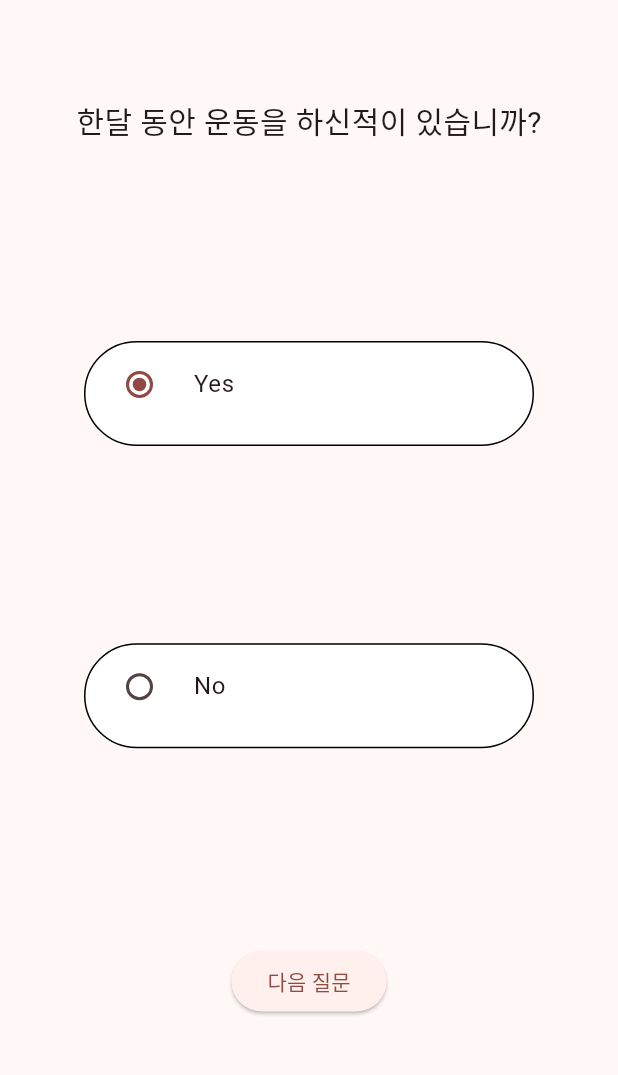
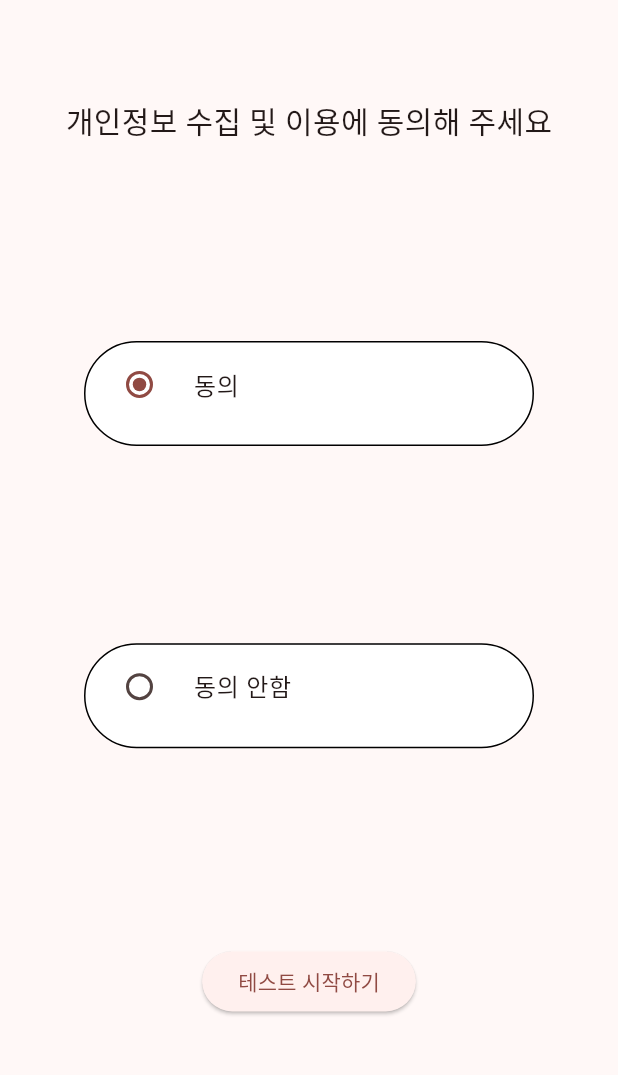
Before and after one commit to likewoody/DJ-App, a Flutter app: the screen it shows after launch, after a tap on "테스트 하러 가기", on a phone screen of 412 x 824 dp, the part 120-1195 px from its top. Run offline on Flutter 3.47's test engine with Material 3 defaults, Android fonts, the phone set to English and light mode, and no system bars; our stand-ins replace cloud_firestore, firebase_core, firebase_storage, get, get_storage, google_maps_flutter and 3 more; accounts and stored records are empty; statements that could not run were skipped.

Commit message:
2024-04-21 진단테스트 페이지 70 프로 완료

```diff
--- /dev/null
+++ b/dj_app/lib/view/daignosis_page/diagnosis_test_consent_page.dart
@@ -0,0 +1,75 @@
+import 'package:dj_app/component/appbar.dart';
+import 'package:dj_app/view/daignosis_page/diagnosis_test_fruitpage.dart';
+import 'package:dj_app/vm/vm_diagnosis.dart';
+import 'package:flutter/material.dart';
+import 'package:get/get.dart';
+import 'package:get_storage/get_storage.dart';
+import 'package:provider/provider.dart';
+
+class DiagnosisConsentPage extends StatelessWidget {
+  final box = GetStorage();
+  DiagnosisConsentPage({super.key});
+  @override
+  Widget build(BuildContext context) {
+    return Scaffold(
+      appBar: AppBarComponent(),
+      body: ChangeNotifierProvider(
+          create: (context) => VMDiagnosisTest(),
+          builder: (context, child) {
+            final vmSelectedValue = Provider.of<VMDiagnosisTest>(context);
+            return Center(
+            child: Column(
+              mainAxisAlignment: MainAxisAlignment.spaceAround,
+              children: [
+                const Text(
+                  '개인정보 수집 및 이용에 동의해 주세요',
+                  style: TextStyle(fontSize: 20),
+                ),
+                Container(
+                  width: 300,
+                  height: 70,
+                  decoration: BoxDecoration(
+                    color: Colors.white,
+                    borderRadius: BorderRadius.circular(35),
+                    border: Border.all(color: Colors.black)
+                  ),
+                  child: RadioListTile(
+                    title: const Text('동의'),
+                    value: 1,
+                    groupValue: vmSelectedValue.consentradioValue,
+                    onChanged: (consentValue) {
+                      vmSelectedValue.consentRadioChange(consentValue);
+                    },
+                  ),
+                ),
+                Container(
+                  width: 300,
+                  height: 70,
+                  decoration: BoxDecoration(
+                    color: Colors.white,
+                    borderRadius: BorderRadius.circular(35),
+                    border: Border.all(color: Colors.black)
+                  ),
+                  child: RadioListTile(
+                    title: const Text('동의 안함'),
+                    value: 0,
+                    groupValue: vmSelectedValue.consentradioValue,
+                    onChanged: (consentValue) {
+                      vmSelectedValue.consentRadioChange(consentValue);
+                    },
+                  ),
+                ),
+                ElevatedButton(
+                    onPressed: () {
+                      box.write('consent', vmSelectedValue.consentradioValue);
+                      Get.to(DiagnosisTestFruitPage());
+                    },
+                    child: const Text('테스트 시작하기')),
+              ],
+            ),
+          );
+          },
+        ),
+    );
+  }
+}
--- a/dj_app/lib/view/main_view_page/main_view_page.dart
+++ b/dj_app/lib/view/main_view_page/main_view_page.dart
@@ -1,5 +1,5 @@
 
-import 'package:dj_app/view/daignosis_page/diagnosis_test_firstpage.dart';
+import 'package:dj_app/view/daignosis_page/diagnosis_test_consent_page.dart';
 import 'package:flutter/material.dart';
 import 'package:get/get.dart';
 
@@ -44,7 +44,7 @@ class MainViewPage extends StatelessWidget {
                 foregroundColor: Theme.of(context).colorScheme.primary
               ),
               onPressed: () {
-                Get.to(DiagnosisTestFirstPage());
+                Get.to(DiagnosisConsentPage());
               },
               icon: const Icon(Icons.add),
               label: const Text('테스트 하러 가기')
--- a/dj_app/lib/view/tabbar.dart
+++ b/dj_app/lib/view/tabbar.dart
@@ -1,5 +1,5 @@
 import 'package:dj_app/component/drawer.dart';
-import 'package:dj_app/view/daignosis_page/diagnosis_test_firstpage.dart';
+import 'package:dj_app/view/daignosis_page/diagnosis_result_page.dart';
 import 'package:dj_app/view/main_view_page/main_view_page.dart';
 import 'package:flutter/material.dart';
 
@@ -46,7 +46,7 @@ class _TabbarState extends State<Tabbar> with SingleTickerProviderStateMixin {
           controller: tabController,
           children: [
             MainViewPage(),
-            DiagnosisTestFirstPage(),
+            DiagnosisResultPage(),
             HospitalMap(),
             SettingPage(),
           ],
--- a/dj_app/lib/vm/vm_diagnosis.dart
+++ b/dj_app/lib/vm/vm_diagnosis.dart
@@ -1,20 +1,46 @@
 import 'package:flutter/material.dart';
 
 class VMDiagnosisTest extends ChangeNotifier{
-  int exerciseradioVlaue = 1;
-  int smokerradioVlaue = 1;
+  int consentradioValue = 1;
+  int alcoholradioVlaue = 1;
+  int fruitradioVlaue = 1;
+  int genhlthradioValue = 1;
+  int heartradioValue = 1;
+  int highBpradioValue = 1;
 
 
-  radioChange(value){
-    exerciseradioVlaue = value;
+  // 동의
+  consentRadioChange(consentValue){
+    consentradioValue = consentValue;
+    notifyListeners();
+  }
+
+  // 알콜
+  alcoholradioChange(alcoholvalue){
+    alcoholradioVlaue = alcoholvalue;
     notifyListeners();
 
   }
+  // 과일
+  fruitRadioChange(fruitValue){
+    fruitradioVlaue = fruitValue;
+    notifyListeners();
+  }
+  // 건강 상태
+  genHlthRadioChange(genHlthValue){
+    genhlthradioValue = genHlthValue;
+    notifyListeners();
+  }
 
+  //심장질환
+  heartRadioChange(heartValue){
+    heartradioValue = heartValue;
+    notifyListeners();
+  }
 
-
-  smokerRadioChange(smokerValue){
-    smokerradioVlaue = smokerValue;
+  //고혈압 여부
+  highBpRadioChange(highBpValue){
+    highBpradioValue = highBpValue;
     notifyListeners();
   }
 
--- a/dj_app/pubspec.yaml
+++ b/dj_app/pubspec.yaml
@@ -81,6 +81,9 @@ dependencies:
   shared_preferences: ^2.2.2
   flutter_slidable: ^3.1.0
 
+  # GetStorage
+  get_storage: ^2.1.1
+
 dev_dependencies:
   flutter_test:
     sdk: flutter
```
Also changed, not shown: dj_app/lib/view/daignosis_page/diagnosis_result_page.dart (+13 -3 lines), dj_app/lib/view/daignosis_page/diagnosis_test_alcoholpage.dart (renamed from dj_app/lib/view/daignosis_page/diagnosis_test_secondpage.dart, +19 -13 lines), dj_app/lib/view/daignosis_page/diagnosis_test_fruitpage.dart (renamed from dj_app/lib/view/daignosis_page/diagnosis_test_firstpage.dart, +15 -13 lines), dj_app/lib/view/daignosis_page/diagnosis_test_genhlth_page.dart (added, +94 -0 lines), dj_app/lib/view/daignosis_page/diagnosis_test_heart_page.dart (added, +79 -0 lines), dj_app/lib/view/daignosis_page/diagnosis_test_highbp_page.dart (added, +101 -0 lines), dj_app/lib/vm/vm_diagnosis_insert.dart (+7 -3 lines), dj_app/pubspec.lock, 3 other files.
